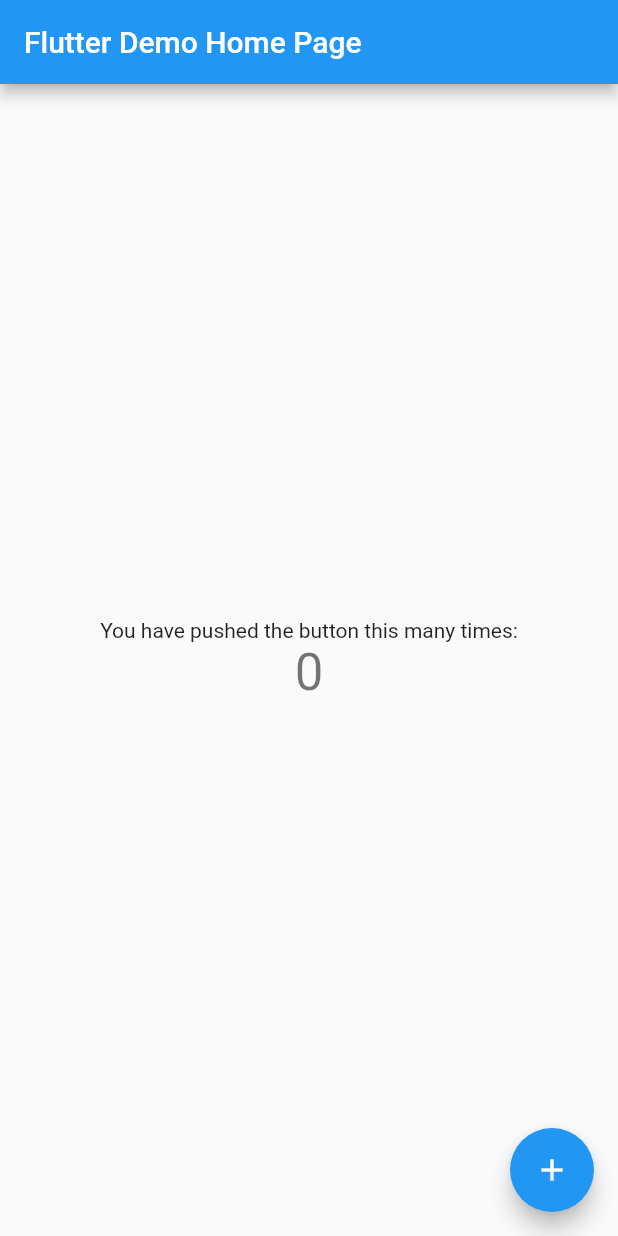
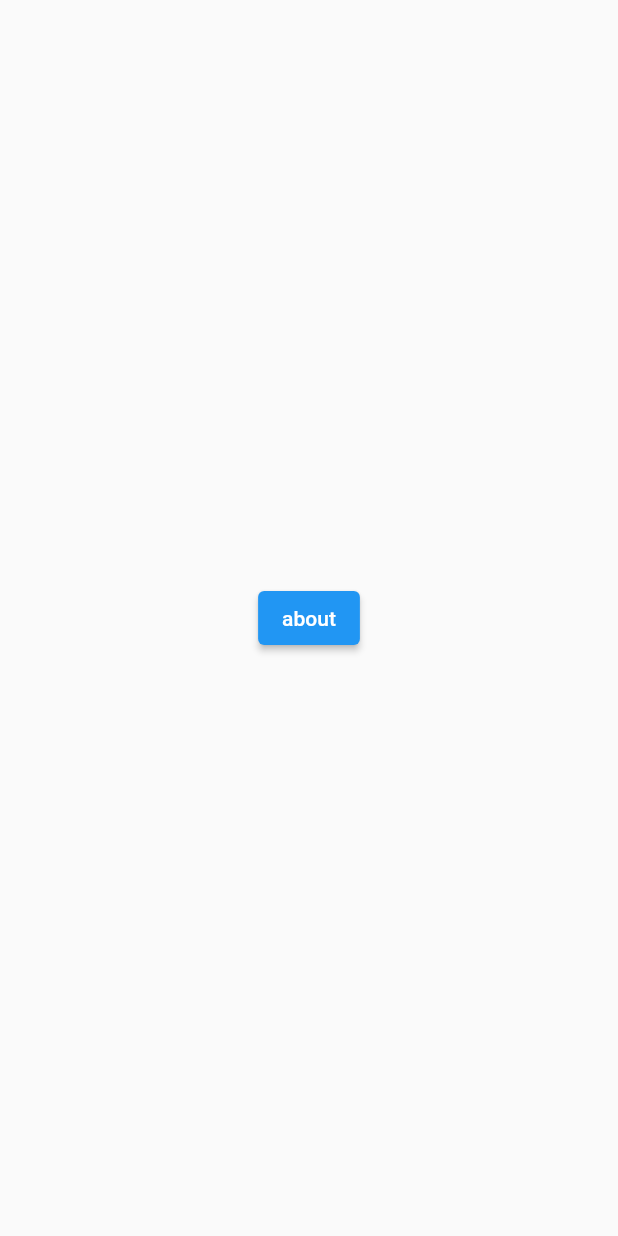
Before and after one commit to feicccccccc/flutter_sandbox, a Flutter app: the screen it shows after launch, on a phone screen of 412 x 824 dp. Run offline on Flutter 3.47's test engine with Material 2 defaults, Android fonts, the phone set to English and light mode, and no system bars; our stand-ins replace firebase_core; accounts and stored records are empty; generated files the repository leaves out were written again.

Commit message:
Added page route and project structure

```diff
--- /dev/null
+++ b/test_app/lib/home/home.dart
@@ -0,0 +1,24 @@
+import 'package:flutter/material.dart';
+import 'package:flutter/src/widgets/container.dart';
+import 'package:flutter/src/widgets/framework.dart';
+
+class HomeScreen extends StatefulWidget {
+  const HomeScreen({super.key});
+
+  @override
+  State<HomeScreen> createState() => _HomeScreenState();
+}
+
+class _HomeScreenState extends State<HomeScreen> {
+  @override
+  Widget build(BuildContext context) {
+    return Scaffold(
+      body: Center(
+        child: ElevatedButton(
+          child: Text('about'),
+          onPressed: () => Navigator.pushNamed(context, '/about'),
+        ),
+      ),
+    );
+  }
+}
--- a/test_app/lib/main.dart
+++ b/test_app/lib/main.dart
@@ -1,6 +1,7 @@
 import 'package:flutter/material.dart';
 
 import 'package:firebase_core/firebase_core.dart';
+import 'package:test_app/routes.dart';
 import 'firebase_options.dart';
 
 void main() async {
@@ -24,103 +25,9 @@ class _MyAppState extends State<MyApp> {
     return MaterialApp(
       title: 'Flutter Demo',
       theme: ThemeData(
-        // This is the theme of your application.
-        //
-        // Try running your application with "flutter run". You'll see the
-        // application has a blue toolbar. Then, without quitting the app, try
-        // changing the primarySwatch below to Colors.green and then invoke
-        // "hot reload" (press "r" in the console where you ran "flutter run",
-        // or simply save your changes to "hot reload" in a Flutter IDE).
-        // Notice that the counter didn't reset back to zero; the application
-        // is not restarted.
         primarySwatch: Colors.blue,
       ),
-      home: const MyHomePage(title: 'Flutter Demo Home Page'),
+      routes: appRoutes,
     );
   }
 }
-
-class MyHomePage extends StatefulWidget {
-  const MyHomePage({super.key, required this.title});
-
-  // This widget is the home page of your application. It is stateful, meaning
-  // that it has a State object (defined below) that contains fields that affect
-  // how it looks.
-
-  // This class is the configuration for the state. It holds the values (in this
-  // case the title) provided by the parent (in this case the App widget) and
-  // used by the build method of the State. Fields in a Widget subclass are
-  // always marked "final".
-
-  final String title;
-
-  @override
-  State<MyHomePage> createState() => _MyHomePageState();
-}
-
-class _MyHomePageState extends State<MyHomePage> {
-  int _counter = 0;
-
-  void _incrementCounter() {
-    setState(() {
-      // This call to setState tells the Flutter framework that something has
-      // changed in this State, which causes it to rerun the build method below
-      // so that the display can reflect the updated values. If we changed
-      // _counter without calling setState(), then the build method would not be
-      // called again, and so nothing would appear to happen.
-      _counter++;
-    });
-  }
-
-  @override
-  Widget build(BuildContext context) {
-    // This method is rerun every time setState is called, for instance as done
-    // by the _incrementCounter method above.
-    //
-    // The Flutter framework has been optimized to make rerunning build methods
-    // fast, so that you can just rebuild anything that needs updating rather
-    // than having to individually change instances of widgets.
-    return Scaffold(
-      appBar: AppBar(
-        // Here we take the value from the MyHomePage object that was created by
-        // the App.build method, and use it to set our appbar title.
-        title: Text(widget.title),
-      ),
-      body: Center(
-        // Center is a layout widget. It takes a single child and positions it
-        // in the middle of the parent.
-        child: Column(
-          // Column is also a layout widget. It takes a list of children and
-          // arranges them vertically. By default, it sizes itself to fit its
-          // children horizontally, and tries to be as tall as its parent.
-          //
-          // Invoke "debug painting" (press "p" in the console, choose the
-          // "Toggle Debug Paint" action from the Flutter Inspector in Android
-          // Studio, or the "Toggle Debug Paint" command in Visual Studio Code)
-          // to see the wireframe for each widget.
-          //
-          // Column has various properties to control how it sizes itself and
-          // how it positions its children. Here we use mainAxisAlignment to
-          // center the children vertically; the main axis here is the vertical
-          // axis because Columns are vertical (the cross axis would be
-          // horizontal).
-          mainAxisAlignment: MainAxisAlignment.center,
-          children: <Widget>[
-            const Text(
-              'You have pushed the button this many times:',
-            ),
-            Text(
-              '$_counter',
-              style: Theme.of(context).textTheme.headline4,
-            ),
-          ],
-        ),
-      ),
-      floatingActionButton: FloatingActionButton(
-        onPressed: _incrementCounter,
-        tooltip: 'Increment',
-        child: const Icon(Icons.add),
-      ), // This trailing comma makes auto-formatting nicer for build methods.
-    );
-  }
-}
--- /dev/null
+++ b/test_app/lib/routes.dart
@@ -0,0 +1,17 @@
+// This file is used for creating route to different pages instant.
+// Other screen can import this dart file and use appRoutes to get the target.
+// https://docs.flutter.dev/cookbook/navigation/named-routes
+
+import 'package:test_app/about/about.dart';
+import 'package:test_app/profile/profile.dart';
+import 'package:test_app/login/login.dart';
+import 'package:test_app/topcis/topcis.dart';
+import 'package:test_app/home/home.dart';
+
+var appRoutes = {
+  '/': (context) => const HomeScreen(), // this is the default home screen
+  '/login': (context) => const LoginScreen(),
+  '/topics': (context) => const TopicsScreen(),
+  '/profile': (context) => const ProfileScreen(),
+  '/about': (context) => const AboutScreen(),
+};
```
Also changed, not shown: test_app/lib/about/about.dart (added, +14 -0 lines), test_app/lib/login/login.dart (added, +16 -0 lines), test_app/lib/profile/profile.dart (added, +16 -0 lines), test_app/lib/quiz/quiz.dart (added, +16 -0 lines), test_app/lib/topcis/topcis.dart (added, +16 -0 lines).
